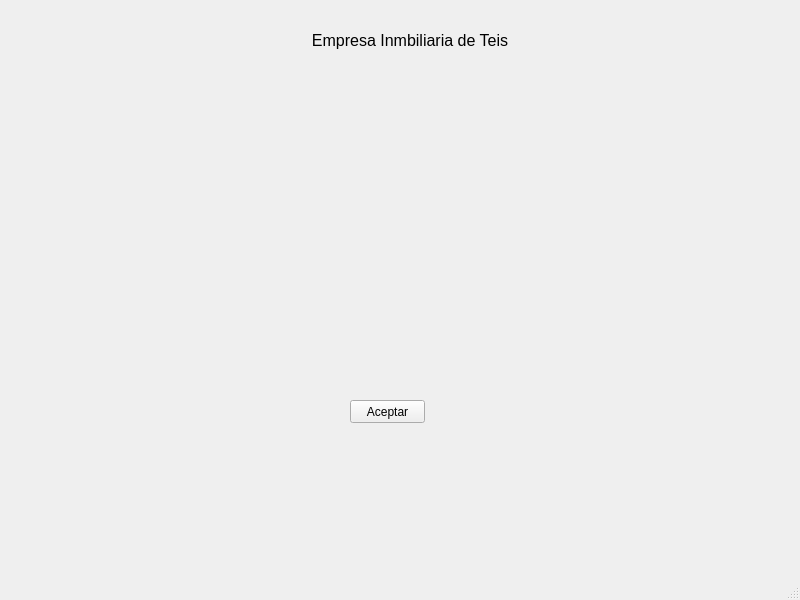
First picture: the form in venPrincipal.ui, repository Jorgedehaz/DI, before the edit.
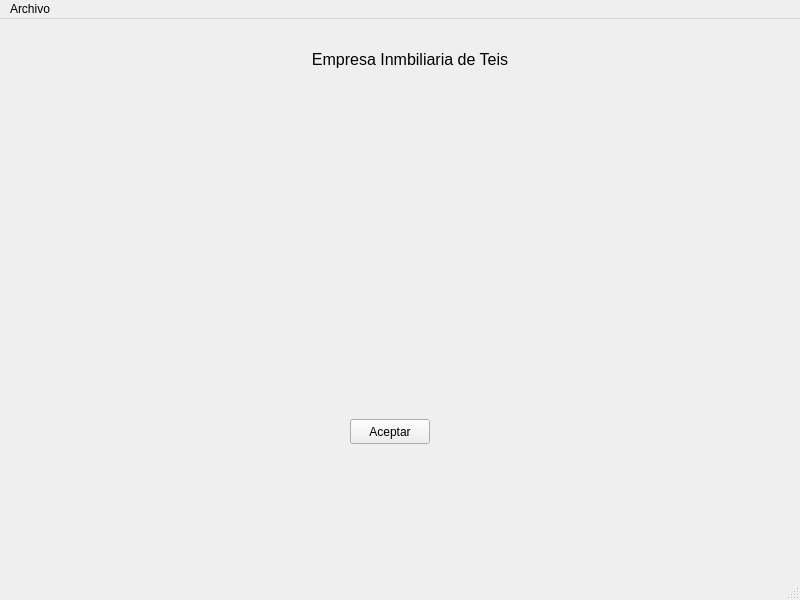
Second picture: the form after the edit.

What changed in the file:
```diff
--- a/venPrincipal.ui
+++ b/venPrincipal.ui
@@ -19,10 +19,22 @@
      <rect>
       <x>350</x>
       <y>400</y>
-      <width>75</width>
-      <height>23</height>
+      <width>80</width>
+      <height>25</height>
      </rect>
     </property>
+    <property name="minimumSize">
+     <size>
+      <width>80</width>
+      <height>25</height>
+     </size>
+    </property>
+    <property name="maximumSize">
+     <size>
+      <width>80</width>
+      <height>25</height>
+     </size>
+    </property>
     <property name="text">
      <string>Aceptar</string>
     </property>
@@ -58,6 +70,13 @@
      <height>21</height>
     </rect>
    </property>
+   <widget class="QMenu" name="menuArchivo">
+    <property name="title">
+     <string>Archivo</string>
+    </property>
+    <addaction name="actionSalir"/>
+   </widget>
+   <addaction name="menuArchivo"/>
   </widget>
   <widget class="QStatusBar" name="statusbar"/>
  </widget>
```
Left out of the diff: 5 changed lines with no effect on the pictures.
